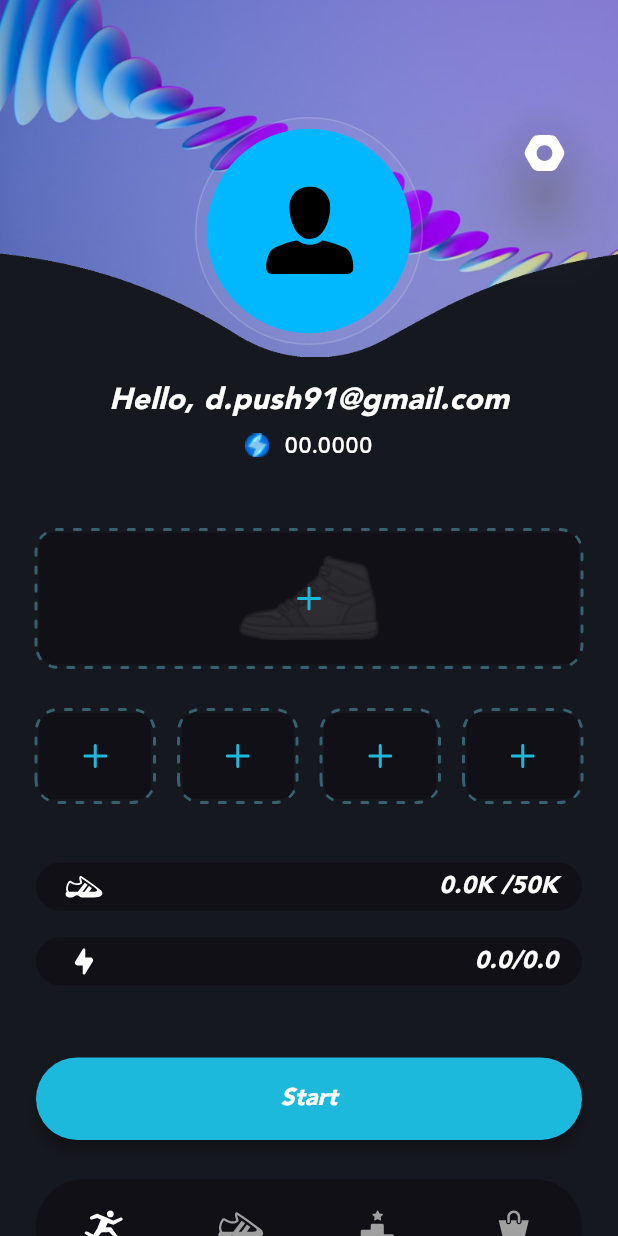
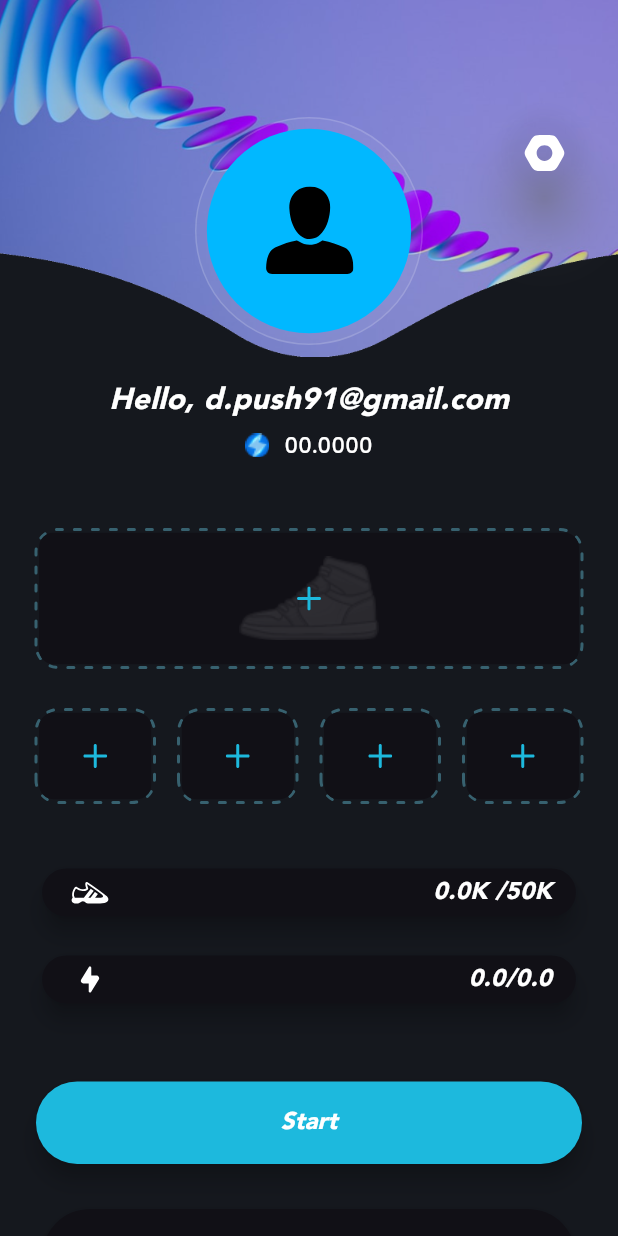
Before and after one commit to Novoshytskyi/run_my_test_project, a Flutter app: the screen it shows after launch, on a phone screen of 412 x 824 dp. Run offline on Flutter 3.47's test engine with Material 2 defaults, Android fonts, the phone set to English and light mode, and no system bars; drawn by our look-alikes of dotted_border; our stand-ins replace flutter_svg; network calls fail.

Commit message:
Вписаны в Card: TabBar ProgressBarContainer

```diff
--- a/lib/components/progress_bar_container.dart
+++ b/lib/components/progress_bar_container.dart
@@ -14,7 +14,13 @@ class ProgressBarContainer extends StatelessWidget {
 
   @override
   Widget build(BuildContext context) {
-    return Container(
+    return Card(
+      color: Colors.transparent,
+      elevation: 6.0,
+      shape: RoundedRectangleBorder(
+        borderRadius: BorderRadius.circular(16),
+      ),
+      child: Container(
         height: 32.0,
         decoration: const BoxDecoration(
           color: progressBarContainerColor,
@@ -42,6 +48,7 @@ class ProgressBarContainer extends StatelessWidget {
             ],
           ),
         ),
+      ),
     );
   }
 }
--- a/lib/components/start_button.dart
+++ b/lib/components/start_button.dart
@@ -16,7 +16,7 @@ class StartButton extends StatelessWidget {
     return ElevatedButton(
       onPressed: onPress,
       style: ButtonStyle(
-        elevation: MaterialStateProperty.all(4.0),
+        elevation: MaterialStateProperty.all(6.0),
         backgroundColor: MaterialStateProperty.all(startButtonBackgroundColor),
         shape: MaterialStateProperty.all<RoundedRectangleBorder>(
           RoundedRectangleBorder(
--- a/lib/components/tab_bar.dart
+++ b/lib/components/tab_bar.dart
@@ -13,7 +13,13 @@ class _TabBarNewState extends State<TabBarNew> {
   int selectedIndex = 0;
   @override
   Widget build(BuildContext context) {
-    return DefaultTabController(
+    return Card(
+      color: Colors.transparent,
+      elevation: 6.0,
+      shape: RoundedRectangleBorder(
+        borderRadius: BorderRadius.circular(32),
+      ),
+      child: DefaultTabController(
         length: 4,
         child: Container(
           height: 64.0,
@@ -29,7 +35,7 @@ class _TabBarNewState extends State<TabBarNew> {
               });
             },
             dividerColor: Colors.transparent,
-          indicatorColor: Colors.transparent,
+            indicatorColor: bottomTabBarColor,
             tabs: [
               Tab(
                 icon: SvgPicture.asset(
@@ -66,6 +72,7 @@ class _TabBarNewState extends State<TabBarNew> {
             ],
           ),
         ),
+      ),
     );
   }
 }
```
Lines whose indentation alone changed are shown as unchanged.
